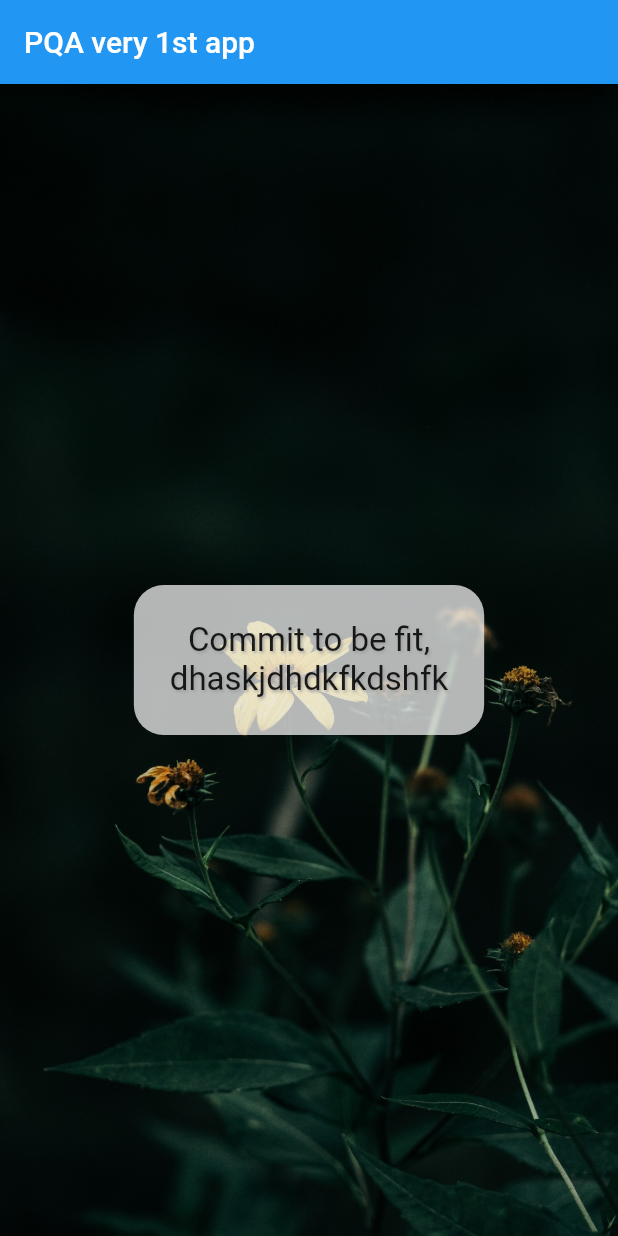
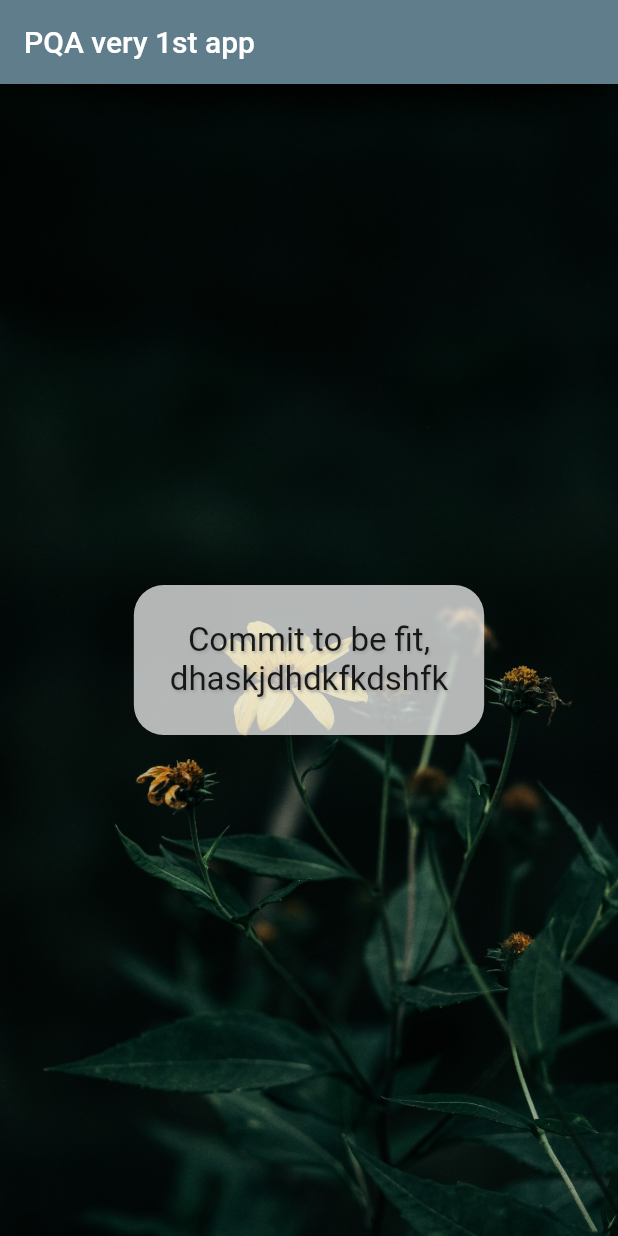
Before and after one commit to pham-anh/flt, a Flutter app: the screen it shows after launch, on a phone screen of 412 x 824 dp. Run offline on Flutter 3.47's test engine with Material 2 defaults, Android fonts, the phone set to English and light mode, and no system bars.

Commit message:
Seperate screen for cleaner code

```diff
--- a/lib/main.dart
+++ b/lib/main.dart
@@ -1,3 +1,4 @@
+import 'package:first_flutter_app/screens/intro.dart';
 import 'package:flutter/material.dart';
 
 void main() {
@@ -10,35 +11,6 @@ class GlobeApp extends StatelessWidget {
   @override
   Widget build(BuildContext context) {
     return MaterialApp(
-      home: Scaffold(
-        appBar: AppBar(
-          title: const Text('PQA very 1st app'),
-        ),
-        body: Container(
-            decoration: const BoxDecoration(
-              image: DecorationImage(
-                image: AssetImage('assets/yellow-night.jpg'),
-                fit: BoxFit.cover,
-              ),
-            ),
-            child: Center(
-                child: Container(
-                    padding: EdgeInsets.all(24),
-                    decoration: const BoxDecoration(
-                      borderRadius: BorderRadius.all(Radius.circular(20)),
-                      color: Colors.white70,
-                    ),
-                    child: const Text(
-                      'Commit to be fit, \ndhaskjdhdkfkdshfk',
-                      textAlign: TextAlign.center,
-                      style: TextStyle(fontSize: 22, shadows: [
-                        Shadow(
-                            blurRadius: 2.0,
-                            offset: Offset(1.0, 1.0),
-                            color: Colors.grey),
-                      ]),
-                    )))),
-      ),
-    );
+        theme: ThemeData(primarySwatch: Colors.blueGrey), home: IntroScreen());
   }
 }
--- /dev/null
+++ b/lib/screens/intro.dart
@@ -0,0 +1,38 @@
+import 'package:flutter/material.dart';
+
+class IntroScreen extends StatelessWidget {
+  const IntroScreen({Key? key}) : super(key: key);
+
+  @override
+  Widget build(BuildContext context) {
+    return Scaffold(
+      appBar: AppBar(
+        title: const Text('PQA very 1st app'),
+      ),
+      body: Container(
+          decoration: const BoxDecoration(
+            image: DecorationImage(
+              image: AssetImage('assets/yellow-night.jpg'),
+              fit: BoxFit.cover,
+            ),
+          ),
+          child: Center(
+              child: Container(
+                  padding: EdgeInsets.all(24),
+                  decoration: const BoxDecoration(
+                    borderRadius: BorderRadius.all(Radius.circular(20)),
+                    color: Colors.white70,
+                  ),
+                  child: const Text(
+                    'Commit to be fit, \ndhaskjdhdkfkdshfk',
+                    textAlign: TextAlign.center,
+                    style: TextStyle(fontSize: 22, shadows: [
+                      Shadow(
+                          blurRadius: 2.0,
+                          offset: Offset(1.0, 1.0),
+                          color: Colors.grey),
+                    ]),
+                  )))),
+    );
+  }
+}
```
